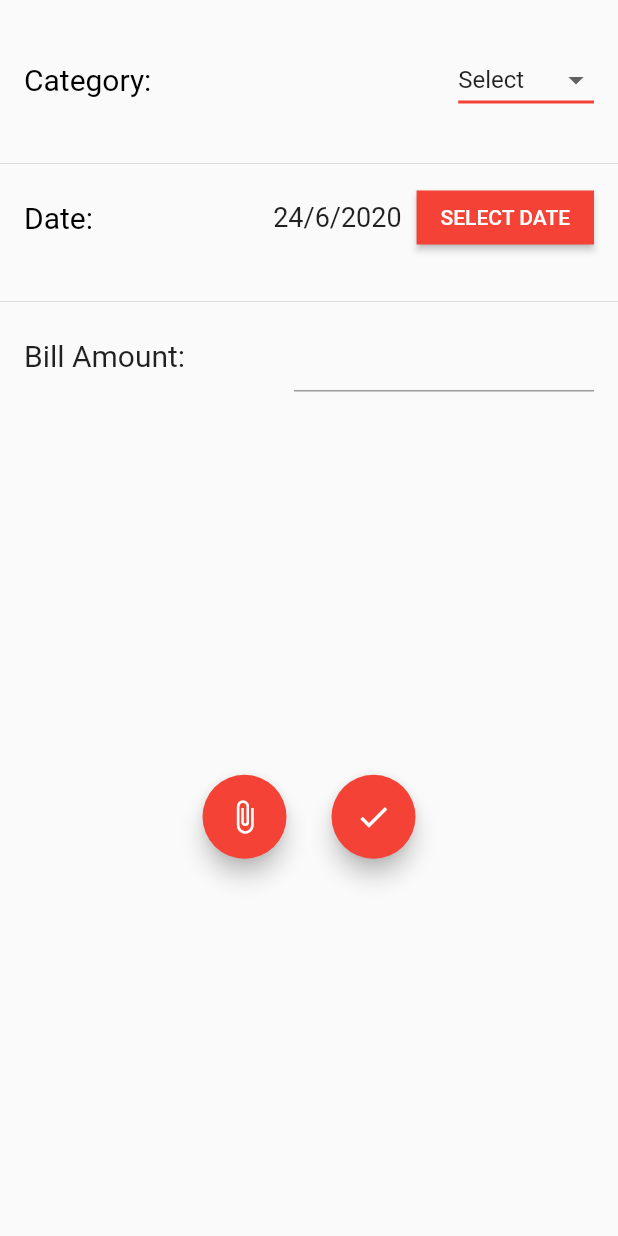
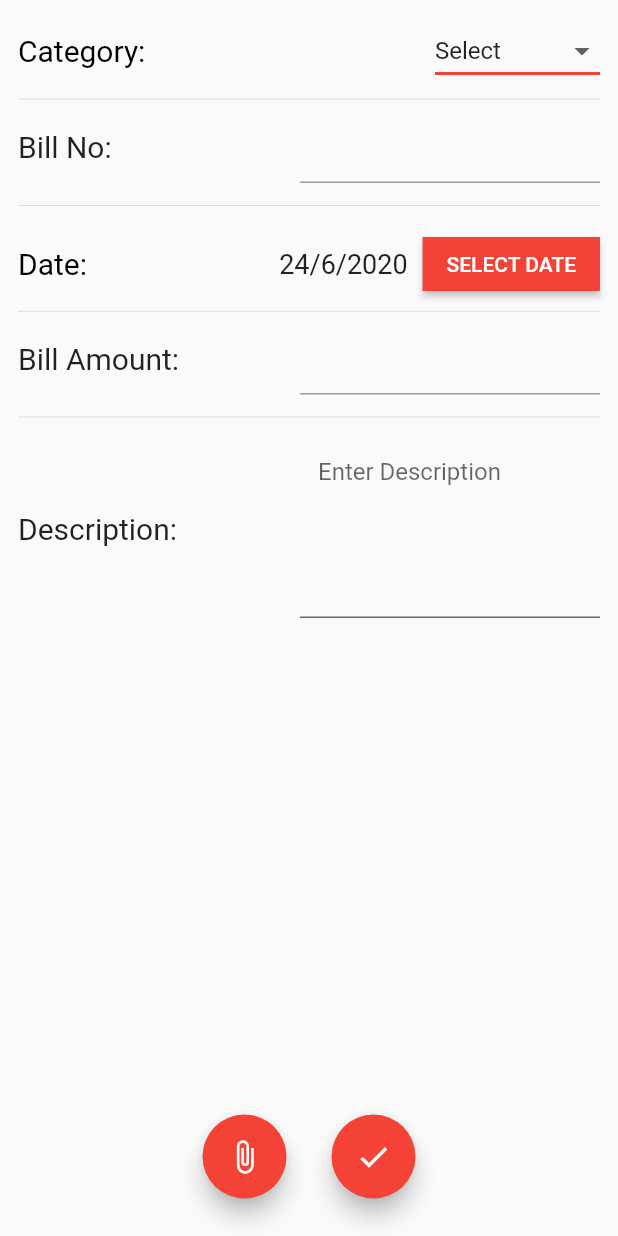
Before and after one commit to vishruth-v/Expense-Tracker, a Flutter app: the NewExpense widget shown alone on an empty page, opened directly, on a phone screen of 412 x 824 dp. Run offline on Flutter 3.47's test engine with Material 2 defaults, Android fonts, the phone set to English and light mode, and no system bars.

Commit message:
Changed column to listview to prevent overflow

```diff
--- a/Vishruth/expense_track_vish/lib/newexpense.dart
+++ b/Vishruth/expense_track_vish/lib/newexpense.dart
@@ -33,31 +33,43 @@ class NewExpense extends StatefulWidget {
 class _NewExpenseState extends State<NewExpense> {
   String dropdownValue = 'Select';
   DateTime selectedDate = DateTime.now();
-  //String amount = '';
+  String billno;
   double amount;
   bool _validate = false;
+  String description;
   //final format = DateFormat("yyyy-MM-dd");
 
   @override
   Widget build(BuildContext context) {
     //print('Bill amount is: $amount');
     return Padding(
-      padding: const EdgeInsets.only(top: 25),
+      padding: const EdgeInsets.only(bottom: 25),
       child: Column(
         children: <Widget>[
-          ListTile(
-            title: Text(
+          Expanded(
+            child: ListView(
+              padding: EdgeInsets.symmetric(vertical: 10, horizontal: 12),
+              children: <Widget>[
+                Row(
+                  mainAxisAlignment: MainAxisAlignment.spaceBetween,
+                  children: <Widget>[
+                    Text(
                       'Category:',
                       style: TextStyle(
                         fontSize: 20,
                         color: Colors.black,
                       ),
                     ),
-            trailing: DropdownButton(
+                    DropdownButton(
                       underline: Container(height: 2, color: Colors.red),
                       value: dropdownValue,
-              items: <String>['Select', 'Food', 'Materials', 'Travel']
-                  .map<DropdownMenuItem<String>>((String value) {
+                      items: <String>[
+                        'Select',
+                        'Travel',
+                        'Food',
+                        'Materials',
+                        'Conveyence'
+                      ].map<DropdownMenuItem<String>>((String value) {
                         return DropdownMenuItem<String>(
                           value: value,
                           child: Text(value),
@@ -69,27 +81,52 @@ class _NewExpenseState extends State<NewExpense> {
                         });
                       },
                     ),
-          ),
-          SizedBox(
-            height: 20,
+                  ],
                 ),
                 Divider(),
-          ListTile(
-            title: Text(
+                Row(
+                  mainAxisAlignment: MainAxisAlignment.spaceBetween,
+                  children: <Widget>[
+                    Text(
+                      'Bill No:',
+                      style: TextStyle(fontSize: 20),
+                    ),
+                    Container(
+                      width: 200,
+                      child: TextField(
+                        onChanged: (String text) {
+                          setState(() {
+                            billno = text;
+                          });
+                        },
+                        style: TextStyle(fontSize: 20),
+                      ),
+                    ),
+                  ],
+                ),
+                Divider(
+                  height: 30,
+                ),
+                Row(
+                  mainAxisAlignment: MainAxisAlignment.spaceBetween,
+                  children: <Widget>[
+                    Text(
                       'Date:',
                       style: TextStyle(
                         fontSize: 20,
                         color: Colors.black,
                       ),
                     ),
-            trailing: Row(
+                    Row(
                       mainAxisSize: MainAxisSize.min,
                       children: <Widget>[
                         Text(
                           selectedDate == null
                               ? 'Select Date'
                               //: selectedDate.toString(),
-                      : DateFormat('d/M/yyyy').format(selectedDate).toString(),
+                              : DateFormat('d/M/yyyy')
+                                  .format(selectedDate)
+                                  .toString(),
                           style: TextStyle(fontSize: 18),
                         ),
                         SizedBox(
@@ -102,7 +139,6 @@ class _NewExpenseState extends State<NewExpense> {
                           color: Colors.red,
                           onPressed: () {
                             showDatePicker(
-                        //initialEntryMode: DatePickerEntryMode.input,
                                 context: context,
                                 initialDate: selectedDate == null
                                     ? DateTime.now()
@@ -123,17 +159,17 @@ class _NewExpenseState extends State<NewExpense> {
                         ),
                       ],
                     ),
+                  ],
                 ),
-          SizedBox(
-            height: 20,
-          ),
-          Divider(),
-          ListTile(
-            title: Text(
+                Divider(height: 15),
+                Row(
+                  mainAxisAlignment: MainAxisAlignment.spaceBetween,
+                  children: <Widget>[
+                    Text(
                       'Bill Amount:',
                       style: TextStyle(fontSize: 20),
                     ),
-            trailing: Container(
+                    Container(
                       width: 200,
                       child: TextField(
                         onChanged: (text) {
@@ -154,9 +190,36 @@ class _NewExpenseState extends State<NewExpense> {
                         ),
                       ),
                     ),
+                  ],
                 ),
-          Expanded(
-            child: Row(
+                Divider(height: 30),
+                Row(
+                  mainAxisAlignment: MainAxisAlignment.spaceBetween,
+                  children: <Widget>[
+                    Text(
+                      'Description:',
+                      style: TextStyle(fontSize: 20),
+                    ),
+                    Container(
+                      width: 200,
+                      child: TextField(
+                        maxLines: 5,
+                        keyboardType: TextInputType.multiline,
+                        textInputAction: TextInputAction.newline,
+                        decoration: InputDecoration(fillColor: Colors.grey[50], filled: true, hintText: 'Enter Description'),
+                        onChanged: (String text) {
+                          setState(() {
+                            description = text;
+                          });
+                        },
+                      ),
+                    ),
+                  ],
+                ),
+              ],
+            ),
+          ),
+          Row(
             mainAxisAlignment: MainAxisAlignment.center,
             children: <Widget>[
               FloatingActionButton(
@@ -187,6 +250,16 @@ class _NewExpenseState extends State<NewExpense> {
                                 TextStyle(fontSize: 18, color: Colors.black),
                             actions: <Widget>[
                               FlatButton(
+                                  child: Text(
+                                    'CANCEL',
+                                    style: TextStyle(
+                                      fontSize: 18,
+                                      color: Colors.red,
+                                    ),
+                                  ),
+                                  //color: Colors.red,
+                                  onPressed: () {}),
+                              FlatButton(
                                 child: Text('SUBMIT',
                                     style: TextStyle(fontSize: 18)),
                                 color: Colors.red,
@@ -195,8 +268,7 @@ class _NewExpenseState extends State<NewExpense> {
                             ],
                           );
                         });
-                    }
-                    else {
+                  } else {
                     return showDialog(
                         context: context,
                         builder: (BuildContext context) {
@@ -221,7 +293,6 @@ class _NewExpenseState extends State<NewExpense> {
                 backgroundColor: Colors.red,
               ),
             ],
-            ),
           )
         ],
       ),
```
Lines whose indentation alone changed are shown as unchanged.
